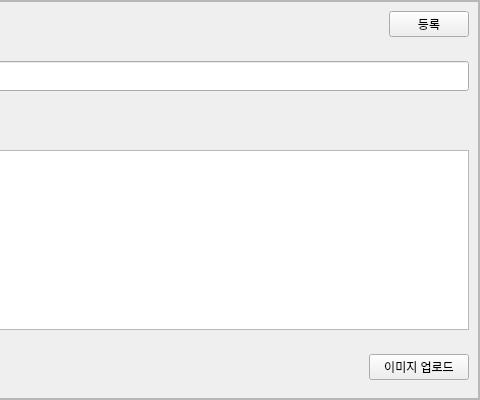
Above: UI/UI_board_write.ui from guaba98/class_album before the change; both pictures show x 222 to 702 and y 0 to 400 of the 702 by 400 pixel window. Below: the same form after it.
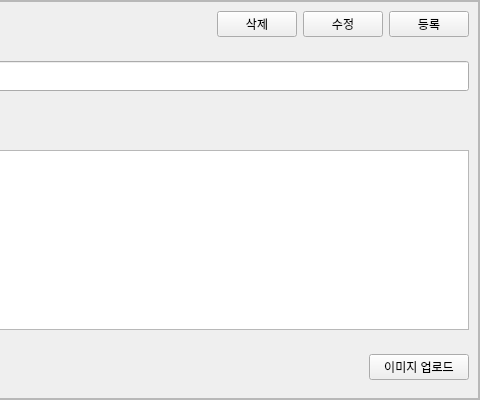
That is the form after the change.

The edit to the form file:
```diff
--- a/UI/UI_board_write.ui
+++ b/UI/UI_board_write.ui
@@ -146,6 +146,20 @@
                </property>
               </spacer>
              </item>
+             <item>
+              <widget class="QPushButton" name="del_btn">
+               <property name="text">
+                <string>삭제</string>
+               </property>
+              </widget>
+             </item>
+             <item>
+              <widget class="QPushButton" name="edit_btn">
+               <property name="text">
+                <string>수정</string>
+               </property>
+              </widget>
+             </item>
              <item>
               <widget class="QPushButton" name="admit_btn">
                <property name="text">
```
